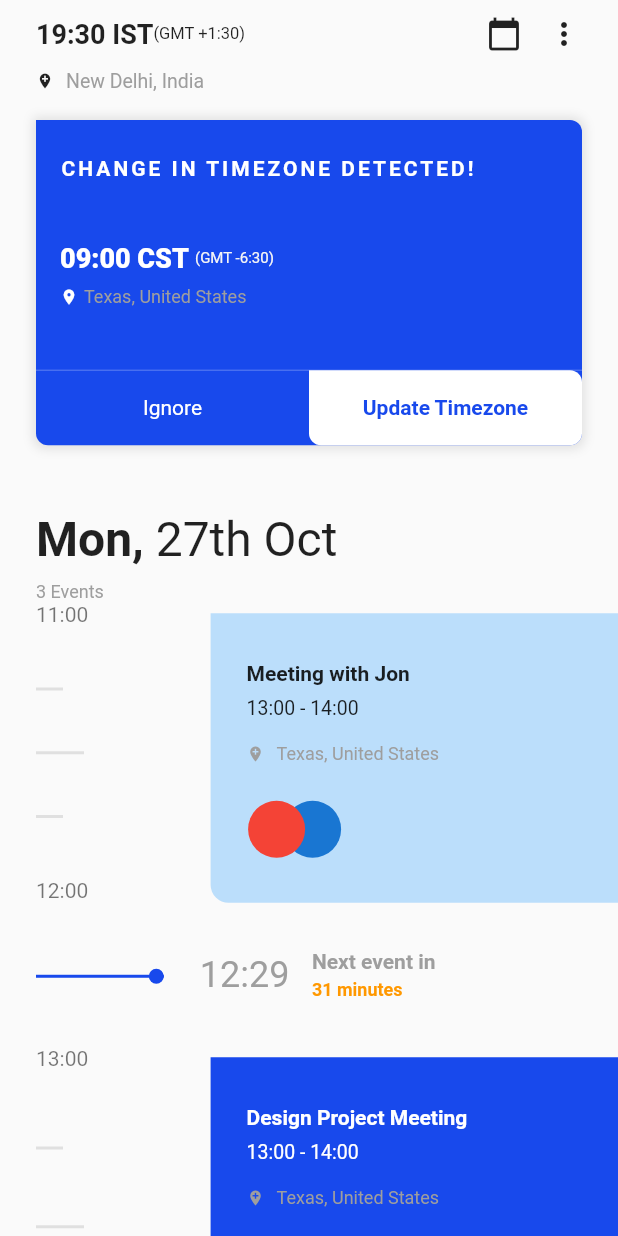
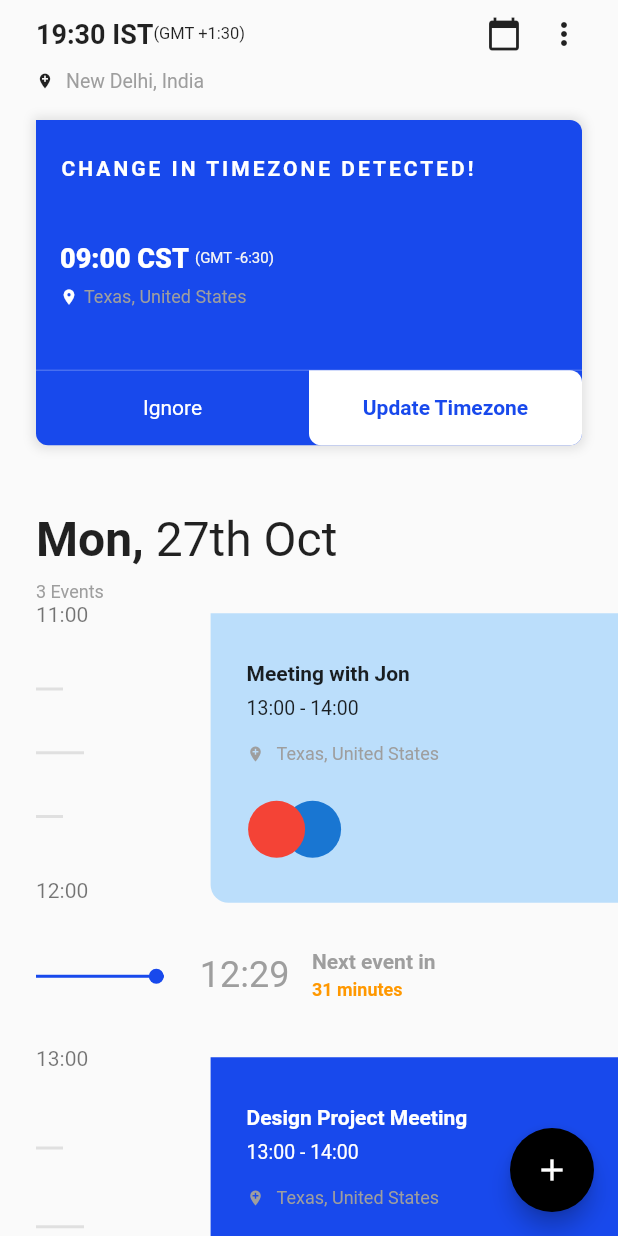
Before and after one commit to JAICHANGPARK/flutter_notebook_2nd_story, a Flutter app: the screen it shows after launch, on a phone screen of 412 x 824 dp. Run offline on Flutter 3.47's test engine with Material 2 defaults, Android fonts, the phone set to English and light mode, and no system bars; our stand-ins replace avatar_glow, badges, bubble_bottom_bar, camera, fluttertoast, google_maps_flutter and 2 more; missing offline and left inert: flutter_particles, snappable.

Commit message:
Update main_page.dart

```diff
--- a/lib/smart_calendar_app/main_page.dart
+++ b/lib/smart_calendar_app/main_page.dart
@@ -697,6 +697,12 @@ class _HomePageState extends State<HomePage> {
           )
         ],
       ),
-    ));
+    ),
+    floatingActionButton: FloatingActionButton(
+      child: Icon(Icons.add),
+      backgroundColor: Colors.black, onPressed: () {},
+      tooltip: "Add",
+
+    ),);
   }
 }
```
